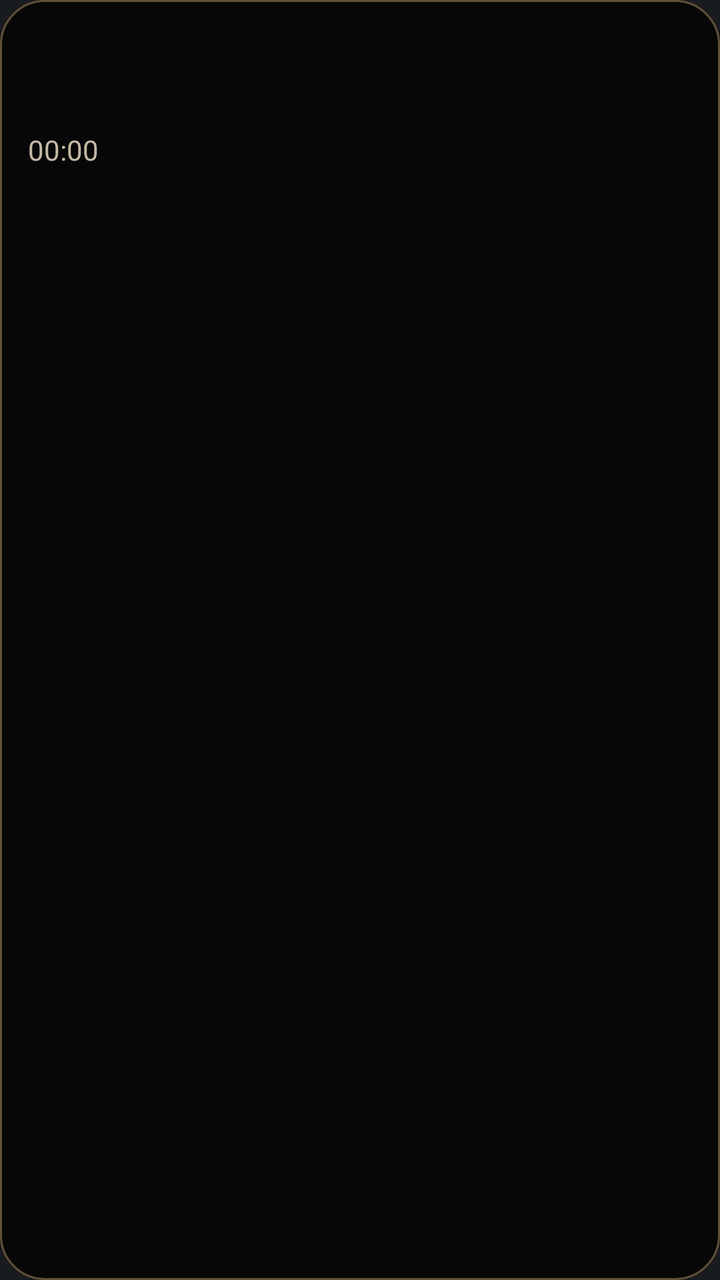
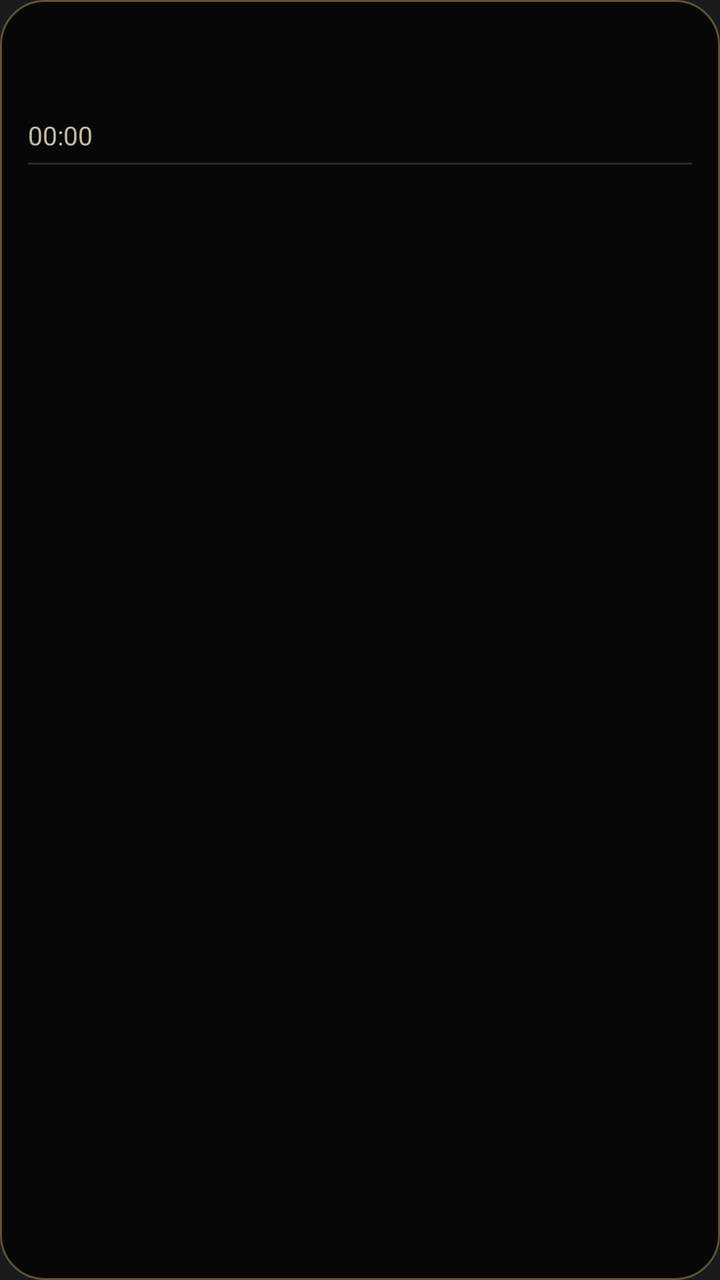

Before-and-after screenshots of an Android layout around one commit, followed by the original layout XML and the change that was made.
<!-- AndroidManifest.xml: application theme android:Theme.DeviceDefault.NoActionBar -->
<!-- res/layout/widget_prayer.xml -->
<?xml version="1.0" encoding="utf-8"?>
<LinearLayout xmlns:android="http://schemas.android.com/apk/res/android"
    android:id="@+id/w_root"
    android:layout_width="match_parent"
    android:layout_height="match_parent"
    android:orientation="vertical"
    android:padding="14dp"
    android:background="@drawable/widget_bg">

    <TextView
        android:id="@+id/w_label"
        android:layout_width="wrap_content"
        android:layout_height="wrap_content"
        android:textColor="#8f8672"
        android:textSize="12sp" />

    <LinearLayout
        android:layout_width="match_parent"
        android:layout_height="wrap_content"
        android:orientation="horizontal"
        android:gravity="center_vertical">

        <TextView
            android:id="@+id/w_name"
            android:layout_width="0dp"
            android:layout_height="wrap_content"
            android:layout_weight="1"
            android:textColor="#d4af6a"
            android:textStyle="bold"
            android:textSize="26sp"
            android:singleLine="true" />

        <TextView
            android:id="@+id/w_time"
            android:layout_width="wrap_content"
            android:layout_height="wrap_content"
            android:textColor="#f8f4ea"
            android:textSize="26sp" />
    </LinearLayout>

    <Chronometer
        android:id="@+id/w_cd"
        android:layout_width="wrap_content"
        android:layout_height="wrap_content"
        android:textColor="#c4baa6"
        android:textSize="14sp" />

    <LinearLayout
        android:layout_width="match_parent"
        android:layout_height="0dp"
        android:layout_weight="1"
        android:orientation="horizontal"
        android:gravity="bottom">

        <LinearLayout android:layout_width="0dp" android:layout_height="wrap_content" android:layout_weight="1" android:orientation="vertical" android:gravity="center_horizontal">
            <TextView android:id="@+id/w_n1" android:layout_width="wrap_content" android:layout_height="wrap_content" android:textColor="#8f8672" android:textSize="11sp" android:singleLine="true" />
            <TextView android:id="@+id/w_t1" android:layout_width="wrap_content" android:layout_height="wrap_content" android:textColor="#f8f4ea" android:textSize="14sp" />
        </LinearLayout>
        <LinearLayout android:layout_width="0dp" android:layout_height="wrap_content" android:layout_weight="1" android:orientation="vertical" android:gravity="center_horizontal">
            <TextView android:id="@+id/w_n2" android:layout_width="wrap_content" android:layout_height="wrap_content" android:textColor="#8f8672" android:textSize="11sp" android:singleLine="true" />
            <TextView android:id="@+id/w_t2" android:layout_width="wrap_content" android:layout_height="wrap_content" android:textColor="#f8f4ea" android:textSize="14sp" />
        </LinearLayout>
        <LinearLayout android:layout_width="0dp" android:layout_height="wrap_content" android:layout_weight="1" android:orientation="vertical" android:gravity="center_horizontal">
            <TextView android:id="@+id/w_n3" android:layout_width="wrap_content" android:layout_height="wrap_content" android:textColor="#8f8672" android:textSize="11sp" android:singleLine="true" />
            <TextView android:id="@+id/w_t3" android:layout_width="wrap_content" android:layout_height="wrap_content" android:textColor="#f8f4ea" android:textSize="14sp" />
        </LinearLayout>
        <LinearLayout android:layout_width="0dp" android:layout_height="wrap_content" android:layout_weight="1" android:orientation="vertical" android:gravity="center_horizontal">
            <TextView android:id="@+id/w_n4" android:layout_width="wrap_content" android:layout_height="wrap_content" android:textColor="#8f8672" android:textSize="11sp" android:singleLine="true" />
            <TextView android:id="@+id/w_t4" android:layout_width="wrap_content" android:layout_height="wrap_content" android:textColor="#f8f4ea" android:textSize="14sp" />
        </LinearLayout>
    </LinearLayout>
</LinearLayout>
<!-- resources referenced by this layout -->
<resources>
  <!-- drawable widget_bg (drawable) -->
  <?xml version="1.0" encoding="utf-8"?>
  <shape xmlns:android="http://schemas.android.com/apk/res/android" android:shape="rectangle">
      <solid android:color="#f2070707" />
      <corners android:radius="22dp" />
      <stroke android:width="1dp" android:color="#66d4af6a" />
  </shape>
</resources>

<!-- the commit's change to res/layout/widget_prayer.xml (unified diff, before → after) -->
@@ -1,72 +1,47 @@
 <?xml version="1.0" encoding="utf-8"?>
-<LinearLayout xmlns:android="http://schemas.android.com/apk/res/android"
-    android:id="@+id/w_root"
-    android:layout_width="match_parent"
-    android:layout_height="match_parent"
-    android:orientation="vertical"
-    android:padding="14dp"
-    android:background="@drawable/widget_bg">
+<LinearLayout xmlns:android="http://schemas.android.com/apk/res/android" android:id="@+id/w_root" android:layout_width="match_parent" android:layout_height="match_parent" android:orientation="vertical" android:paddingStart="14dp" android:paddingEnd="14dp" android:paddingTop="10dp" android:paddingBottom="8dp" android:background="@drawable/widget_bg">
+    <TextView android:id="@+id/w_label" android:layout_width="wrap_content" android:layout_height="wrap_content" android:textColor="#8f8672" android:textSize="12sp" />
 
-    <TextView
-        android:id="@+id/w_label"
-        android:layout_width="wrap_content"
-        android:layout_height="wrap_content"
-        android:textColor="#8f8672"
-        android:textSize="12sp" />
+    <LinearLayout android:layout_width="match_parent" android:layout_height="wrap_content" android:orientation="horizontal" android:gravity="center_vertical">
+        <TextView android:id="@+id/w_name" android:layout_width="0dp" android:layout_height="wrap_content" android:layout_weight="1" android:textColor="#d4af6a" android:textSize="24sp" android:textStyle="bold" android:singleLine="true"/>
 
-    <LinearLayout
-        android:layout_width="match_parent"
-        android:layout_height="wrap_content"
-        android:orientation="horizontal"
-        android:gravity="center_vertical">
+        <TextView android:id="@+id/w_time" android:layout_width="wrap_content" android:layout_height="wrap_content" android:textColor="#f8f4ea" android:textSize="24sp" />
 
-        <TextView
-            android:id="@+id/w_name"
-            android:layout_width="0dp"
-            android:layout_height="wrap_content"
-            android:layout_weight="1"
-            android:textColor="#d4af6a"
-            android:textStyle="bold"
-            android:textSize="26sp"
-            android:singleLine="true" />
+    </LinearLayout>
+    <Chronometer android:id="@+id/w_cd" android:layout_width="wrap_content" android:layout_height="wrap_content" android:textColor="#c4baa6" android:textSize="13sp" />
+    <LinearLayout android:layout_width="match_parent" android:layout_height="1dp" android:layout_marginTop="5dp" android:layout_marginBottom="2dp" android:background="#33d4af6a" android:orientation="horizontal" />
+    <LinearLayout android:layout_width="match_parent" android:layout_height="0dp" android:layout_weight="1" android:orientation="vertical" android:gravity="center_vertical">
+        <LinearLayout android:layout_width="match_parent" android:layout_height="wrap_content" android:layout_marginTop="1dp" android:orientation="horizontal">
+            <TextView android:id="@+id/w_n1" android:layout_width="0dp" android:layout_height="wrap_content" android:layout_weight="1" android:textColor="#f8f4ea" android:textSize="14sp" android:singleLine="true"/>
 
-        <TextView
-            android:id="@+id/w_time"
-            android:layout_width="wrap_content"
-            android:layout_height="wrap_content"
-            android:textColor="#f8f4ea"
-            android:textSize="26sp" />
-    </LinearLayout>
+            <TextView android:id="@+id/w_t1" android:layout_width="wrap_content" android:layout_height="wrap_content" android:textColor="#f8f4ea" android:textSize="14sp" android:textStyle="bold"/>
 
-    <Chronometer
-        android:id="@+id/w_cd"
-        android:layout_width="wrap_content"
-        android:layout_height="wrap_content"
-        android:textColor="#c4baa6"
-        android:textSize="14sp" />
+        </LinearLayout>
+        <LinearLayout android:layout_width="match_parent" android:layout_height="wrap_content" android:layout_marginTop="1dp" android:orientation="horizontal">
+            <TextView android:id="@+id/w_n2" android:layout_width="0dp" android:layout_height="wrap_content" android:layout_weight="1" android:textColor="#f8f4ea" android:textSize="14sp" android:singleLine="true"/>
 
-    <LinearLayout
-        android:layout_width="match_parent"
-        android:layout_height="0dp"
-        android:layout_weight="1"
-        android:orientation="horizontal"
-        android:gravity="bottom">
+            <TextView android:id="@+id/w_t2" android:layout_width="wrap_content" android:layout_height="wrap_content" android:textColor="#f8f4ea" android:textSize="14sp" android:textStyle="bold"/>
 
-        <LinearLayout android:layout_width="0dp" android:layout_height="wrap_content" android:layout_weight="1" android:orientation="vertical" android:gravity="center_horizontal">
-            <TextView android:id="@+id/w_n1" android:layout_width="wrap_content" android:layout_height="wrap_content" android:textColor="#8f8672" android:textSize="11sp" android:singleLine="true" />
-            <TextView android:id="@+id/w_t1" android:layout_width="wrap_content" android:layout_height="wrap_content" android:textColor="#f8f4ea" android:textSize="14sp" />
         </LinearLayout>
-        <LinearLayout android:layout_width="0dp" android:layout_height="wrap_content" android:layout_weight="1" android:orientation="vertical" android:gravity="center_horizontal">
-            <TextView android:id="@+id/w_n2" android:layout_width="wrap_content" android:layout_height="wrap_content" android:textColor="#8f8672" android:textSize="11sp" android:singleLine="true" />
-            <TextView android:id="@+id/w_t2" android:layout_width="wrap_content" android:layout_height="wrap_content" android:textColor="#f8f4ea" android:textSize="14sp" />
+        <LinearLayout android:layout_width="match_parent" android:layout_height="wrap_content" android:layout_marginTop="1dp" android:orientation="horizontal">
+            <TextView android:id="@+id/w_n3" android:layout_width="0dp" android:layout_height="wrap_content" android:layout_weight="1" android:textColor="#f8f4ea" android:textSize="14sp" android:singleLine="true"/>
+
+            <TextView android:id="@+id/w_t3" android:layout_width="wrap_content" android:layout_height="wrap_content" android:textColor="#f8f4ea" android:textSize="14sp" android:textStyle="bold"/>
+
         </LinearLayout>
-        <LinearLayout android:layout_width="0dp" android:layout_height="wrap_content" android:layout_weight="1" android:orientation="vertical" android:gravity="center_horizontal">
-            <TextView android:id="@+id/w_n3" android:layout_width="wrap_content" android:layout_height="wrap_content" android:textColor="#8f8672" android:textSize="11sp" android:singleLine="true" />
-            <TextView android:id="@+id/w_t3" android:layout_width="wrap_content" android:layout_height="wrap_content" android:textColor="#f8f4ea" android:textSize="14sp" />
+        <LinearLayout android:layout_width="match_parent" android:layout_height="wrap_content" android:layout_marginTop="1dp" android:orientation="horizontal">
+            <TextView android:id="@+id/w_n4" android:layout_width="0dp" android:layout_height="wrap_content" android:layout_weight="1" android:textColor="#f8f4ea" android:textSize="14sp" android:singleLine="true"/>
+
+            <TextView android:id="@+id/w_t4" android:layout_width="wrap_content" android:layout_height="wrap_content" android:textColor="#f8f4ea" android:textSize="14sp" android:textStyle="bold"/>
+
         </LinearLayout>
-        <LinearLayout android:layout_width="0dp" android:layout_height="wrap_content" android:layout_weight="1" android:orientation="vertical" android:gravity="center_horizontal">
-            <TextView android:id="@+id/w_n4" android:layout_width="wrap_content" android:layout_height="wrap_content" android:textColor="#8f8672" android:textSize="11sp" android:singleLine="true" />
-            <TextView android:id="@+id/w_t4" android:layout_width="wrap_content" android:layout_height="wrap_content" android:textColor="#f8f4ea" android:textSize="14sp" />
+        <LinearLayout android:layout_width="match_parent" android:layout_height="wrap_content" android:layout_marginTop="1dp" android:orientation="horizontal">
+            <TextView android:id="@+id/w_n5" android:layout_width="0dp" android:layout_height="wrap_content" android:layout_weight="1" android:textColor="#f8f4ea" android:textSize="14sp" android:singleLine="true"/>
+
+            <TextView android:id="@+id/w_t5" android:layout_width="wrap_content" android:layout_height="wrap_content" android:textColor="#f8f4ea" android:textSize="14sp" android:textStyle="bold"/>
+
         </LinearLayout>
     </LinearLayout>
+    <TextView android:id="@+id/w_date" android:layout_width="wrap_content" android:layout_height="wrap_content" android:textColor="#8f8672" android:textSize="11sp" android:singleLine="true"/>
+
 </LinearLayout>
